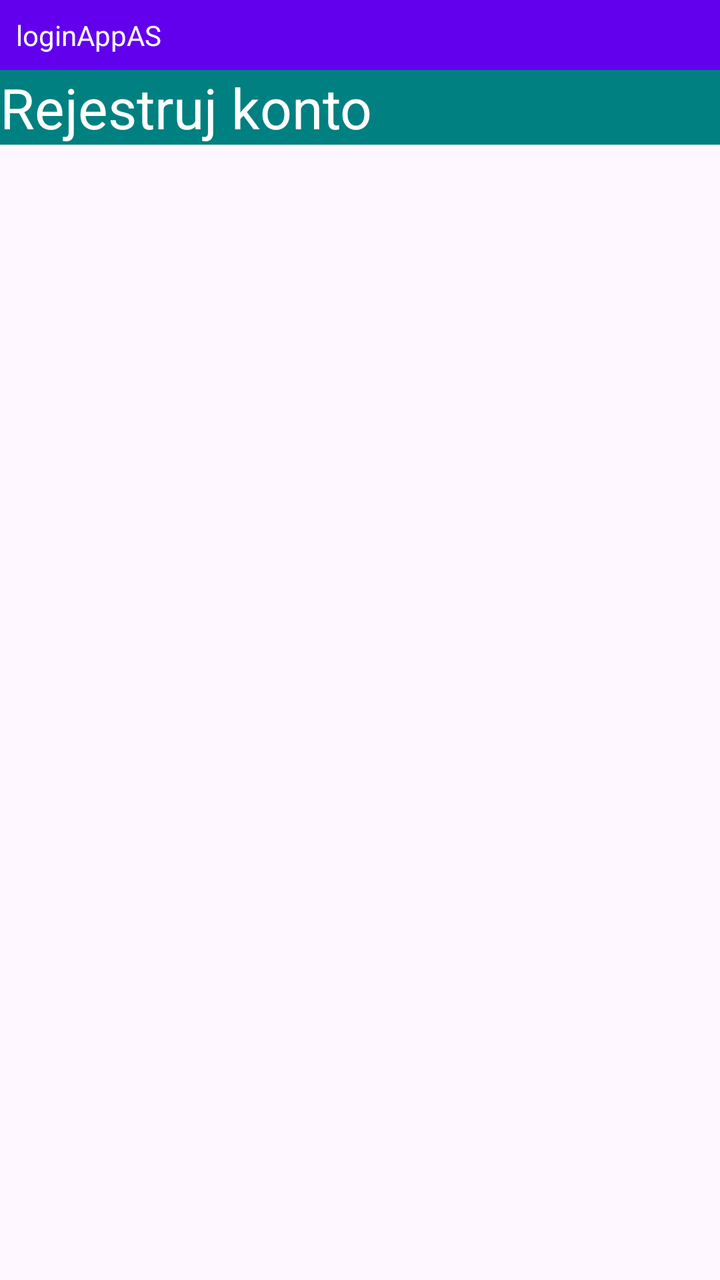
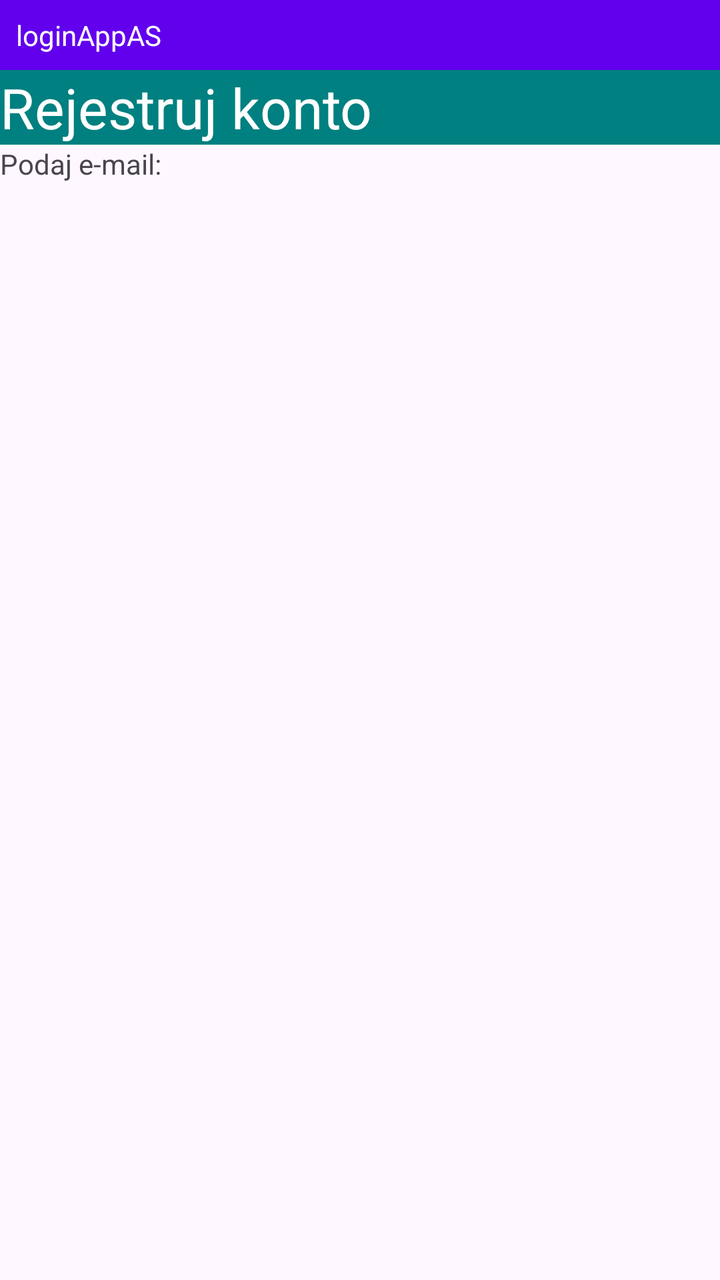

An Android layout rendered at two revisions. The XML below is the earlier revision; the diff shows what the commit changed to produce the second picture.
<!-- AndroidManifest.xml: application theme Theme.LoginAppAS -->
<!-- res/layout/activity_main.xml -->
<?xml version="1.0" encoding="utf-8"?>
<LinearLayout xmlns:android="http://schemas.android.com/apk/res/android"
    xmlns:tools="http://schemas.android.com/tools"
    android:id="@+id/main"
    android:layout_width="match_parent"
    android:layout_height="match_parent"
    android:orientation="vertical"
    tools:context=".MainActivity">


    <TextView
        android:id="@+id/textView"
        android:layout_width="match_parent"
        android:layout_height="wrap_content"
        android:padding="8dp"
        android:background="#6200EE"
        android:textColor="@color/white"
        android:text="loginAppAS" />

    <TextView
        android:id="@+id/textView3"
        android:layout_width="match_parent"
        android:layout_height="wrap_content"
        android:textSize="28dp"
        android:background="#008080"
        android:textColor="@color/white"
        android:text="Rejestruj konto" />
</LinearLayout>
<!-- resources referenced by this layout -->
<resources>
  <color name="white">#FFFFFFFF</color>
  <style name="Theme.LoginAppAS" parent="Base.Theme.LoginAppAS" />
  <style name="Base.Theme.LoginAppAS" parent="Theme.Material3.DayNight.NoActionBar">
          
          
      </style>
</resources>

<!-- the commit's change to res/layout/activity_main.xml (unified diff, before → after) -->
@@ -25,4 +25,10 @@
         android:background="#008080"
         android:textColor="@color/white"
         android:text="Rejestruj konto" />
+
+    <TextView
+        android:id="@+id/textView4"
+        android:layout_width="match_parent"
+        android:layout_height="wrap_content"
+        android:text="Podaj e-mail:" />
 </LinearLayout>
